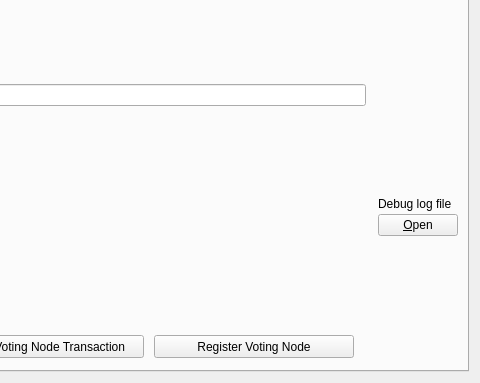
Qt form src/qt/forms/debugwindow.ui (HistoriaOffical/historia) before a commit; both pictures show x 289 to 769 and y 102 to 485 of the 769 by 485 pixel window.
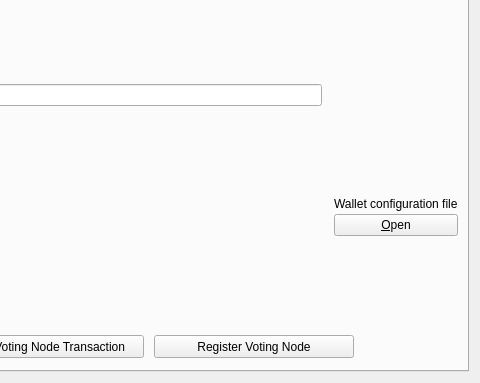
The same form after that commit. The open tabs and pages were chosen to show the change. Icons and pictures are not drawn. Custom widgets are drawn as their Qt base class.

Commit message: Various fixes to voting node tab

Diff of the .ui file:
```diff
--- a/src/qt/forms/debugwindow.ui
+++ b/src/qt/forms/debugwindow.ui
@@ -2063,7 +2063,7 @@
          <item>
           <widget class="QLabel" name="labelVNSDebugLogfile">
            <property name="text">
-            <string>Debug log file</string>
+            <string>Wallet configuration file</string>
            </property>
           </widget>
          </item>
```
Left out of the diff: 5 changed lines with no effect on the pictures. The commit also changes 2 other files.
